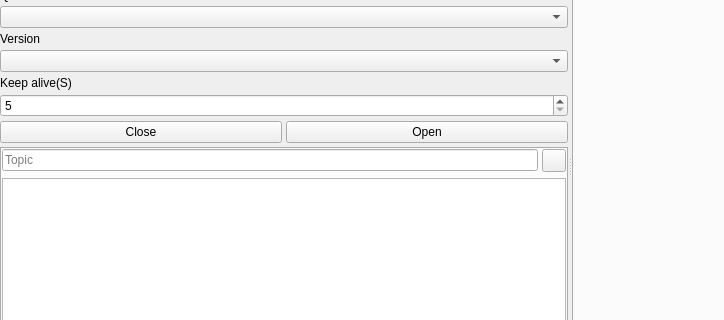
The window that src/x/mqtt/mqttclientui.ui (x-tools-author/x-tools) describes before a commit, drawn with Qt 5; both pictures show x 0 to 724 and y 101 to 421 of the 838 by 534 pixel window.
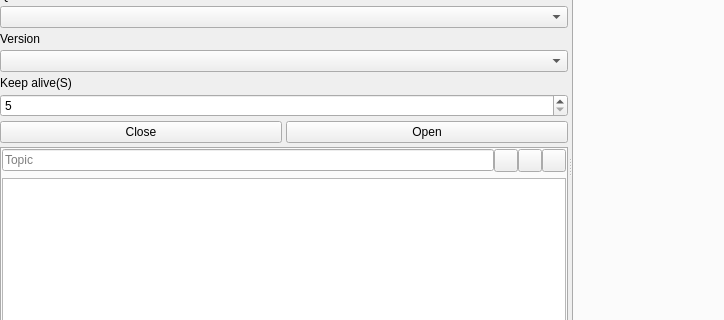
The same window after the commit. The open tabs and pages were chosen to show the change. Custom widgets are drawn as their Qt base class.

```diff
--- a/src/x/mqtt/mqttclientui.ui
+++ b/src/x/mqtt/mqttclientui.ui
@@ -133,7 +133,7 @@
           <enum>QTabWidget::TabPosition::South</enum>
          </property>
          <property name="currentIndex">
-          <number>0</number>
+          <number>1</number>
          </property>
          <widget class="QWidget" name="tab">
           <attribute name="title">
@@ -256,8 +256,15 @@
            <item row="0" column="0">
             <layout class="QGridLayout" name="gridLayout_4">
              <property name="spacing">
-              <number>4</number>
+              <number>0</number>
              </property>
+             <item row="0" column="1">
+              <widget class="QToolButton" name="toolButtonTopicRemove">
+               <property name="text">
+                <string notr="true"/>
+               </property>
+              </widget>
+             </item>
              <item row="0" column="0">
               <widget class="QLineEdit" name="lineEditSubscribe">
                <property name="placeholderText">
@@ -265,8 +272,8 @@
                </property>
               </widget>
              </item>
-             <item row="0" column="1">
-              <widget class="QToolButton" name="toolButtonSubscribe">
+             <item row="0" column="3">
+              <widget class="QToolButton" name="toolButtonTopicSubscribe">
                <property name="toolTip">
                 <string>Subscribe topic</string>
                </property>
@@ -275,6 +282,13 @@
                </property>
               </widget>
              </item>
+             <item row="0" column="2">
+              <widget class="QToolButton" name="toolButtonTopicClear">
+               <property name="text">
+                <string notr="true"/>
+               </property>
+              </widget>
+             </item>
             </layout>
            </item>
           </layout>
```
